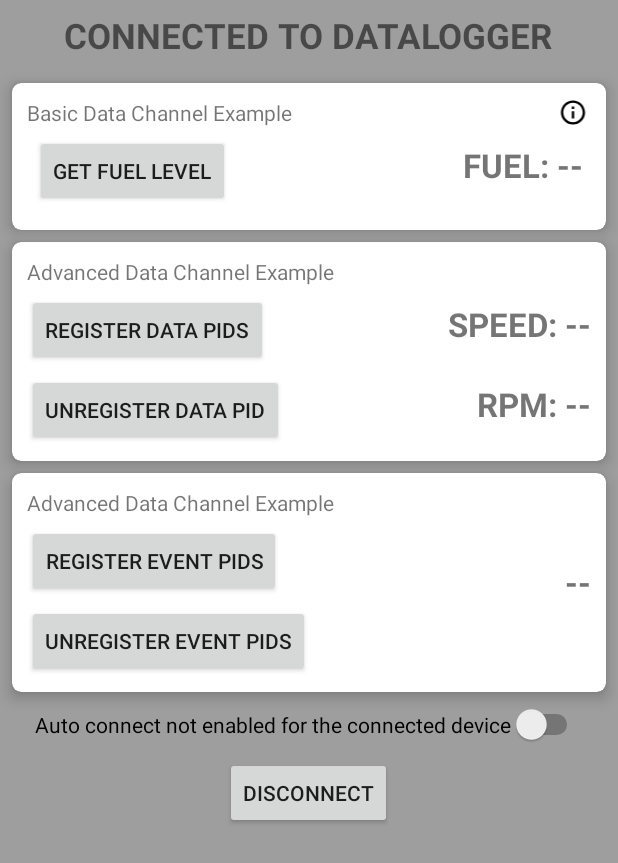
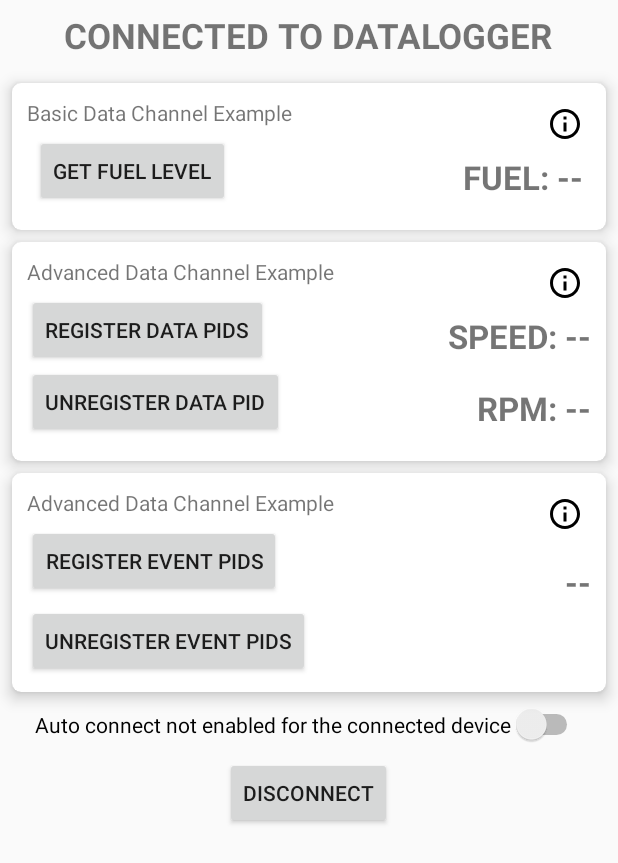
Before and after one commit to danlawinc/smartconnectsdk-android-sample-app, an Android app: the ConnectedActivity screen opened directly, with no data from a screen before it, on a phone screen of 412 x 824 dp. Shown: the top 863 px of the screen. Run offline under Robolectric (Android 15) with nearby library versions, the phone set to English and light mode, and no system bars; our stand-ins replace EventBus; libraries missing offline, so code that uses them is left out: com.danlaw.mobilegateway; 6 statements that could not run were skipped.

Commit message:
updating views

```diff
--- a/app/src/main/res/layout/activity_connected.xml
+++ b/app/src/main/res/layout/activity_connected.xml
@@ -4,7 +4,7 @@
     xmlns:tools="http://schemas.android.com/tools"
     android:layout_width="match_parent"
     android:layout_height="match_parent"
-    android:background="@color/black"
+    app:cardBackgroundColor="@color/white"
     tools:context="com.example.danlaw.demo.activity.ConnectedActivity">
 
     <TextView
@@ -26,7 +26,6 @@
         android:layout_marginStart="8dp"
         android:layout_marginTop="8dp"
         android:layout_marginEnd="8dp"
-
         app:cardCornerRadius="6dp"
         app:cardElevation="6dp">
 
@@ -40,13 +39,16 @@
                 android:layout_width="wrap_content"
                 android:layout_height="wrap_content"
                 android:text="Basic Data Channel Example" />
+
             <ImageView
+                android:id="@+id/basicChannelDataPidInfo"
                 android:layout_width="wrap_content"
                 android:layout_height="wrap_content"
+                android:layout_alignParentTop="true"
                 android:layout_alignParentEnd="true"
-                app:srcCompat="@drawable/ic_info_outline_black_24dp"
-                android:layout_alignBottom="@id/basicString"
-                android:onClick="onBasicInfoClicked"/>
+                android:onClick="onMoreInfoClicked"
+                android:padding="5dp"
+                app:srcCompat="@drawable/ic_info_outline_black_24dp" />
 
             <Button
                 android:id="@+id/basicButton"
@@ -61,7 +63,7 @@
                 android:id="@+id/fuelLevelValue"
                 android:layout_width="wrap_content"
                 android:layout_height="wrap_content"
-                android:layout_alignTop="@id/basicButton"
+                android:layout_alignBottom="@+id/basicButton"
                 android:layout_alignParentEnd="true"
                 android:layout_margin="5dp"
                 android:text="FUEL: --"
@@ -94,6 +96,17 @@
                 android:layout_height="wrap_content"
                 android:text="Advanced Data Channel Example" />
 
+            <ImageView
+                android:id="@+id/advancedChannelDataPidInfo"
+                android:layout_width="wrap_content"
+                android:layout_height="wrap_content"
+                android:layout_alignParentTop="true"
+                android:layout_alignParentEnd="true"
+                android:onClick="onMoreInfoClicked"
+                android:padding="5dp"
+                app:srcCompat="@drawable/ic_info_outline_black_24dp" />
+
+
             <Button
                 android:id="@+id/registerAdvancedButton"
                 android:layout_width="wrap_content"
@@ -109,7 +122,7 @@
                 android:layout_height="wrap_content"
                 android:layout_below="@+id/registerAdvancedButton"
                 android:layout_alignParentStart="true"
-                android:layout_marginTop="5dp"
+                android:layout_marginBottom="5dp"
                 android:text="Unregister Data Pid" />
 
 
@@ -117,9 +130,9 @@
                 android:id="@+id/speedTextView"
                 android:layout_width="wrap_content"
                 android:layout_height="wrap_content"
-                android:layout_alignTop="@+id/registerAdvancedButton"
+                android:layout_alignBottom="@+id/registerAdvancedButton"
                 android:layout_alignParentEnd="true"
-                android:layout_marginTop="5dp"
+                android:layout_marginBottom="5dp"
                 android:text="SPEED: --"
                 android:textSize="22sp"
                 android:textStyle="bold" />
@@ -128,9 +141,9 @@
                 android:id="@+id/rpmTextView"
                 android:layout_width="wrap_content"
                 android:layout_height="wrap_content"
-                android:layout_alignTop="@+id/unRegisterAdvancedButton"
+                android:layout_alignBottom="@+id/unRegisterAdvancedButton"
                 android:layout_alignParentEnd="true"
-                android:layout_marginTop="5dp"
+                android:layout_marginBottom="5dp"
                 android:text="RPM: --"
                 android:textSize="22sp"
                 android:textStyle="bold" />
@@ -159,6 +172,16 @@
                 android:layout_width="wrap_content"
                 android:layout_height="wrap_content"
                 android:text="Advanced Data Channel Example" />
+
+            <ImageView
+                android:id="@+id/advancedChannelEventPidInfo"
+                android:layout_width="wrap_content"
+                android:layout_height="wrap_content"
+                android:layout_alignParentTop="true"
+                android:layout_alignParentEnd="true"
+                android:onClick="onMoreInfoClicked"
+                android:padding="5dp"
+                app:srcCompat="@drawable/ic_info_outline_black_24dp" />
 
             <Button
                 android:id="@+id/EventPidRequestButton"
```
Also changed, not shown: app/src/main/res/layout/activity_main.xml (+26 -7 lines).
